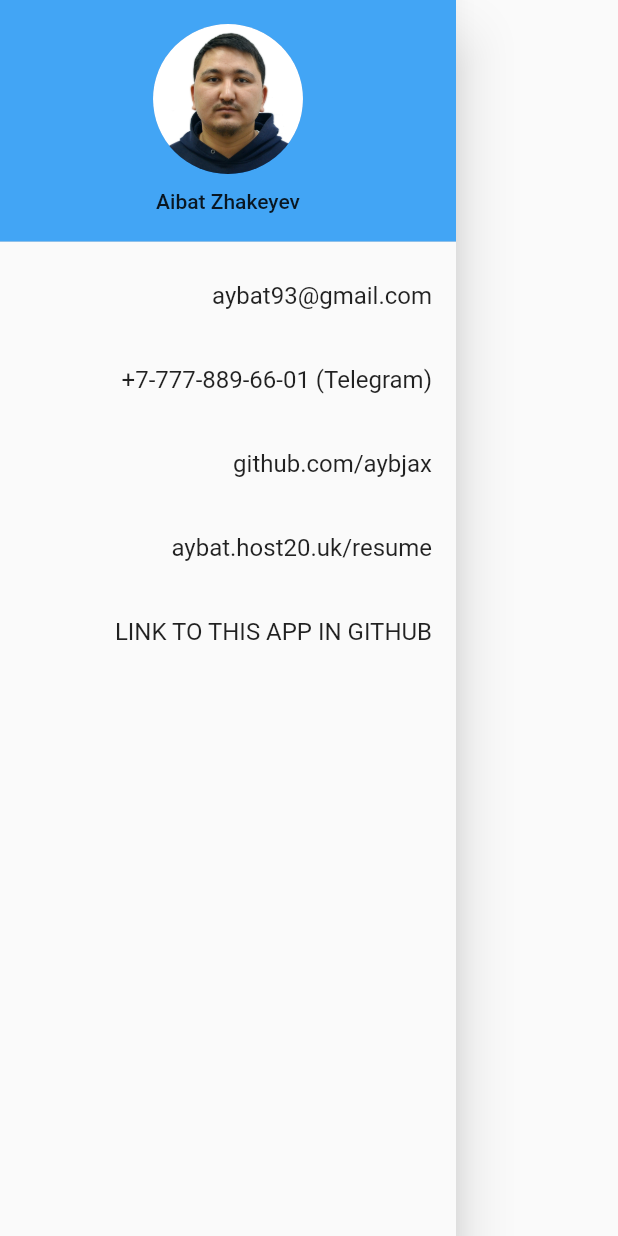
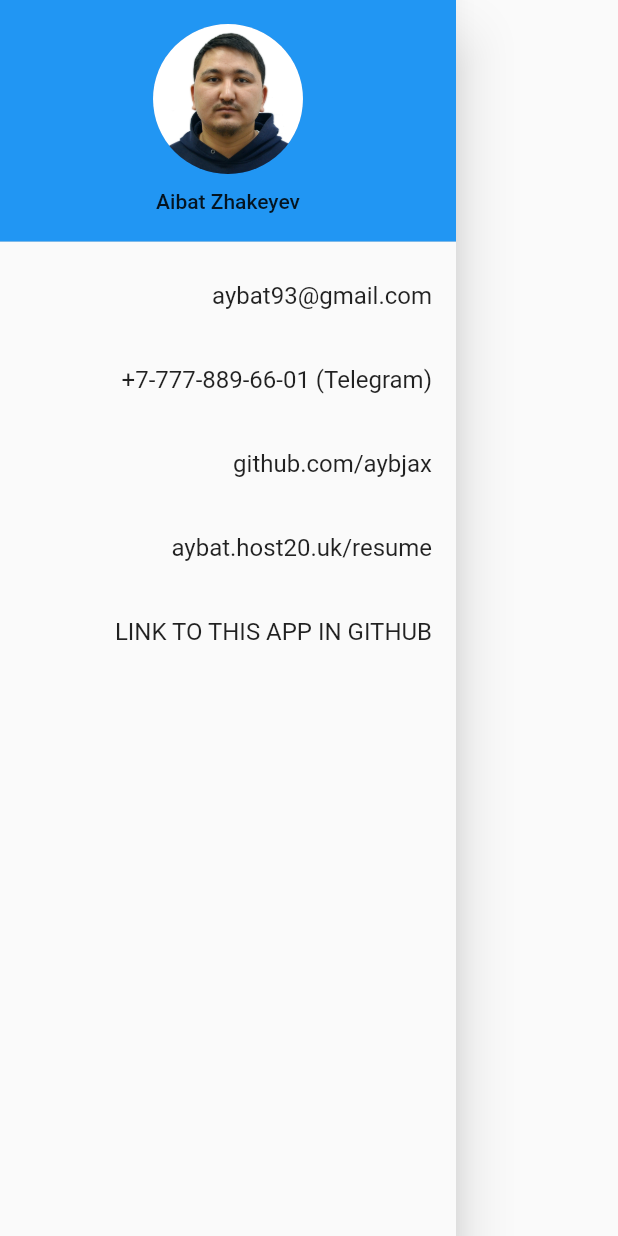
Before and after one commit to aybjax/aybjax-flutter_demo_for_devstream.mobi, a Flutter app: the SideDrawer widget shown alone on an empty page, opened directly, on a phone screen of 412 x 824 dp. Run offline on Flutter 3.47's test engine with Material 2 defaults, Android fonts, the phone set to English and light mode, and no system bars; our stand-ins replace cached_network_image; network calls fail.

Commit message:
removed hardcoded drawer color

```diff
--- a/lib/components/sideDrawer.dart
+++ b/lib/components/sideDrawer.dart
@@ -44,7 +44,7 @@ class _SideDrawerState extends State<SideDrawer> {
                 ],
               ),
               decoration: BoxDecoration(
-                color: Colors.blue[400],
+                color: Theme.of(context).primaryColor,
               ),
             ),
             ListTile(
```
